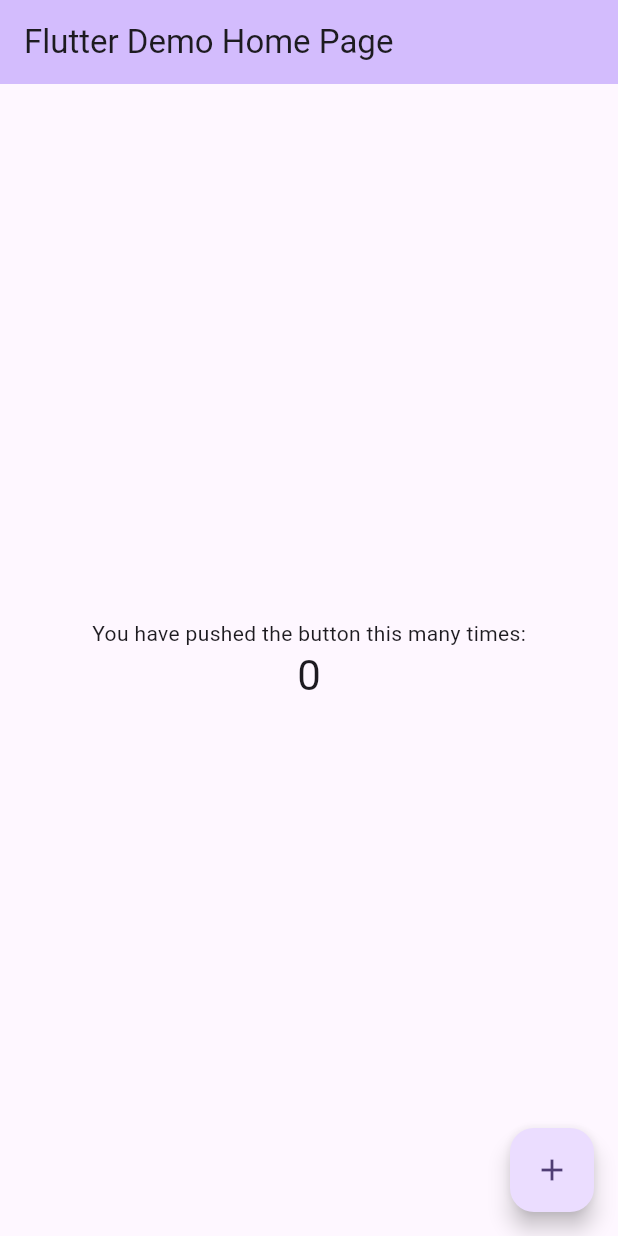
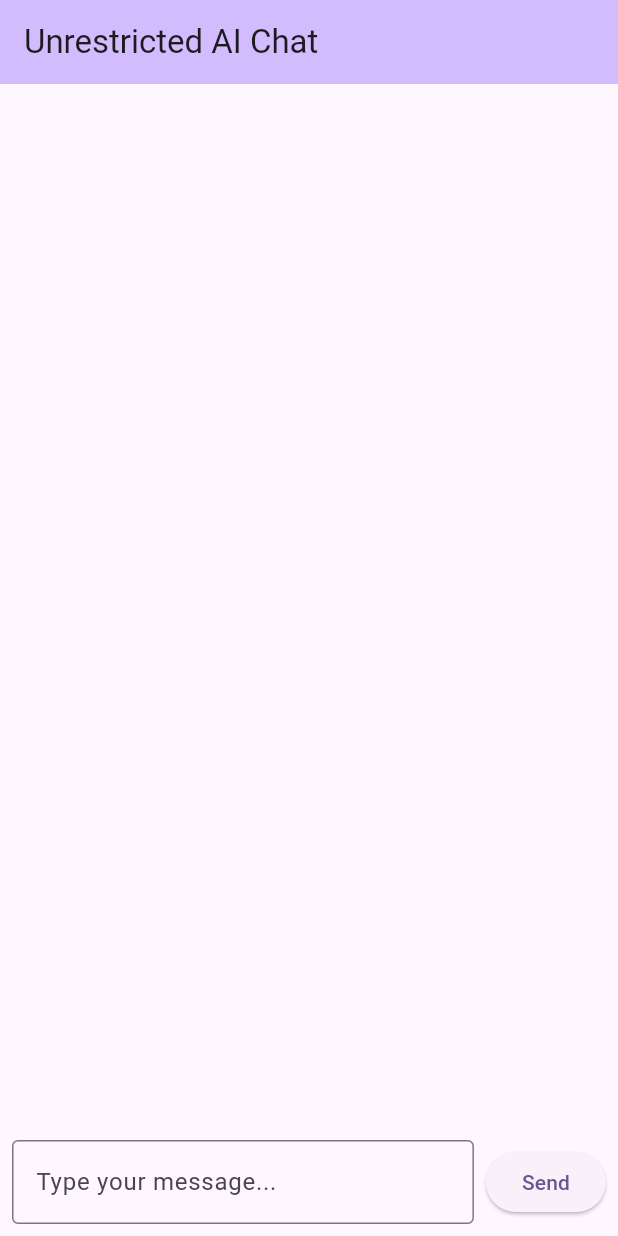
Before and after one commit to could-ai/019a4a8e-43c8-7caa-9920-da0f89e04d9f, a Flutter app: the screen it shows after launch, on a phone screen of 412 x 824 dp. Run offline on Flutter 3.47's test engine with Material 3 defaults, Android fonts, the phone set to English and light mode, and no system bars.

Commit message:
Updated lib/main.dart: replaced the default counter example with a MaterialApp focused on the ChatScreen as the home page. Set initialRoute to '/' and provided a routes map pointing to ChatScreen, ensuring routing safety for web preview. Removed MyHomePage and counter functionality entirely to focus on the AI chat feature.; Created lib/models/message.dart: defines a simple Message model with text and isUser flag to distinguish user vs AI messages.; Created lib/services/ai_service.dart: implements a stub AIService with getResponse method that simulates an AI call without content restrictions. Includes TODO for integrating a real backend.; Created lib/screens/chat_screen.dart: implements ChatScreen widget with a ListView of messages, input TextField, send button, and loading indicator. Handles sending user messages, calls AIService stub to get responses, and displays AI replies. Ensures a simple UI for unrestricted AI interaction.

```diff
--- a/usr/lib/main.dart
+++ b/usr/lib/main.dart
@@ -1,4 +1,5 @@
 import 'package:flutter/material.dart';
+import 'screens/chat_screen.dart';
 
 void main() {
   runApp(const MyApp());
@@ -7,114 +8,18 @@ void main() {
 class MyApp extends StatelessWidget {
   const MyApp({super.key});
 
-  // This widget is the root of your application.
   @override
   Widget build(BuildContext context) {
     return MaterialApp(
-      title: 'Flutter Demo',
+      title: 'Unrestricted AI Chat',
       debugShowCheckedModeBanner: false,
       theme: ThemeData(
-        // This is the theme of your application.
-        //
-        // TRY THIS: Try running your application with "flutter run". You'll see
-        // the application has a purple toolbar. Then, without quitting the app,
-        // try changing the seedColor in the colorScheme below to Colors.green
-        // and then invoke "hot reload" (save your changes or press the "hot
-        // reload" button in a Flutter-supported IDE, or press "r" if you used
-        // the command line to start the app).
-        //
-        // Notice that the counter didn't reset back to zero; the application
-        // state is not lost during the reload. To reset the state, use hot
-        // restart instead.
-        //
-        // This works for code too, not just values: Most code changes can be
-        // tested with just a hot reload.
         colorScheme: ColorScheme.fromSeed(seedColor: Colors.deepPurple),
       ),
-      home: const MyHomePage(title: 'Flutter Demo Home Page'),
+      initialRoute: '/',
+      routes: {
+        '/': (context) => const ChatScreen(),
+      },
     );
   }
 }
-
-class MyHomePage extends StatefulWidget {
-  const MyHomePage({super.key, required this.title});
-
-  // This widget is the home page of your application. It is stateful, meaning
-  // that it has a State object (defined below) that contains fields that affect
-  // how it looks.
-
-  // This class is the configuration for the state. It holds the values (in this
-  // case the title) provided by the parent (in this case the App widget) and
-  // used by the build method of the State. Fields in a Widget subclass are
-  // always marked "final".
-
-  final String title;
-
-  @override
-  State<MyHomePage> createState() => _MyHomePageState();
-}
-
-class _MyHomePageState extends State<MyHomePage> {
-  int _counter = 0;
-
-  void _incrementCounter() {
-    setState(() {
-      // This call to setState tells the Flutter framework that something has
-      // changed in this State, which causes it to rerun the build method below
-      // so that the display can reflect the updated values. If we changed
-      // _counter without calling setState(), then the build method would not be
-      // called again, and so nothing would appear to happen.
-      _counter++;
-    });
-  }
-
-  @override
-  Widget build(BuildContext context) {
-    // This method is rerun every time setState is called, for instance as done
-    // by the _incrementCounter method above.
-    //
-    // The Flutter framework has been optimized to make rerunning build methods
-    // fast, so that you can just rebuild anything that needs updating rather
-    // than having to individually change instances of widgets.
-    return Scaffold(
-      appBar: AppBar(
-        // TRY THIS: Try changing the color here to a specific color (to
-        // Colors.amber, perhaps?) and trigger a hot reload to see the AppBar
-        // change color while the other colors stay the same.
-        backgroundColor: Theme.of(context).colorScheme.inversePrimary,
-        // Here we take the value from the MyHomePage object that was created by
-        // the App.build method, and use it to set our appbar title.
-        title: Text(widget.title),
-      ),
-      body: Center(
-        // Center is a layout widget. It takes a single child and positions it
-        // in the middle of the parent.
-        child: Column(
-          // Column is also a layout widget. It takes a list of children and
-          // arranges them vertically. By default, it sizes itself to fit its
-          // children horizontally, and tries to be as tall as its parent.
-          //
-          // Column has various properties to control how it sizes itself and
-          // how it positions its children. Here we use mainAxisAlignment to
-          // center the children vertically; the main axis here is the vertical
-          // axis because Columns are vertical (the cross axis would be
-          // horizontal).
-          //
-          // TRY THIS: Invoke "debug painting" (choose the "Toggle Debug Paint"
-          // action in the IDE, or press "p" in the console), to see the
-          // wireframe for each widget.
-          mainAxisAlignment: MainAxisAlignment.center,
-          children: <Widget>[
-            const Text('You have pushed the button this many times:'),
-            Text('$_counter', style: Theme.of(context).textTheme.headlineMedium),
-          ],
-        ),
-      ),
-      floatingActionButton: FloatingActionButton(
-        onPressed: _incrementCounter,
-        tooltip: 'Increment',
-        child: const Icon(Icons.add),
-      ), // This trailing comma makes auto-formatting nicer for build methods.
-    );
-  }
-}
--- /dev/null
+++ b/usr/lib/models/message.dart
@@ -0,0 +1,6 @@
+class Message {
+  final String text;
+  final bool isUser;
+
+  Message({required this.text, required this.isUser});
+}
--- /dev/null
+++ b/usr/lib/screens/chat_screen.dart
@@ -0,0 +1,92 @@
+import 'package:flutter/material.dart';
+import '../models/message.dart';
+import '../services/ai_service.dart';
+
+class ChatScreen extends StatefulWidget {
+  const ChatScreen({Key? key}) : super(key: key);
+
+  @override
+  State<ChatScreen> createState() => _ChatScreenState();
+}
+
+class _ChatScreenState extends State<ChatScreen> {
+  final List<Message> _messages = [];
+  final TextEditingController _controller = TextEditingController();
+  bool _isLoading = false;
+
+  void _sendMessage() async {
+    final text = _controller.text.trim();
+    if (text.isEmpty) return;
+    setState(() {
+      _messages.add(Message(text: text, isUser: true));
+      _isLoading = true;
+    });
+    _controller.clear();
+
+    final response = await AIService.getResponse(text);
+    setState(() {
+      _messages.add(Message(text: response, isUser: false));
+      _isLoading = false;
+    });
+  }
+
+  @override
+  Widget build(BuildContext context) {
+    return Scaffold(
+      appBar: AppBar(
+        title: const Text('Unrestricted AI Chat'),
+        backgroundColor: Theme.of(context).colorScheme.inversePrimary,
+      ),
+      body: Column(
+        children: [
+          Expanded(
+            child: ListView.builder(
+              padding: const EdgeInsets.all(8.0),
+              itemCount: _messages.length,
+              itemBuilder: (context, index) {
+                final message = _messages[index];
+                return Align(
+                  alignment: message.isUser ? Alignment.centerRight : Alignment.centerLeft,
+                  child: Container(
+                    margin: const EdgeInsets.symmetric(vertical: 4.0),
+                    padding: const EdgeInsets.all(12.0),
+                    decoration: BoxDecoration(
+                      color: message.isUser ? Colors.blue[200] : Colors.grey[300],
+                      borderRadius: BorderRadius.circular(8.0),
+                    ),
+                    child: Text(message.text),
+                  ),
+                );
+              },
+            ),
+          ),
+          if (_isLoading) const Padding(
+            padding: EdgeInsets.all(8.0),
+            child: CircularProgressIndicator(),
+          ),
+          Padding(
+            padding: const EdgeInsets.all(8.0),
+            child: Row(
+              children: [
+                Expanded(
+                  child: TextField(
+                    controller: _controller,
+                    decoration: const InputDecoration(
+                      hintText: 'Type your message...',
+                      border: OutlineInputBorder(),
+                    ),
+                  ),
+                ),
+                const SizedBox(width: 8.0),
+                ElevatedButton(
+                  onPressed: _isLoading ? null : _sendMessage,
+                  child: const Text('Send'),
+                ),
+              ],
+            ),
+          ),
+        ],
+      ),
+    );
+  }
+}
--- /dev/null
+++ b/usr/lib/services/ai_service.dart
@@ -0,0 +1,12 @@
+import 'dart:async';
+
+/// A stub AI service that returns an unfiltered response for demonstration.
+class AIService {
+  /// Simulates sending a prompt to an AI and receiving a response.
+  static Future<String> getResponse(String prompt) async {
+    // TODO: Integrate with a real AI backend that applies no content restrictions.
+    // Currently returns an echo of the prompt after a delay.
+    await Future.delayed(const Duration(seconds: 1));
+    return 'AI Response (unrestricted): $prompt';
+  }
+}
```
